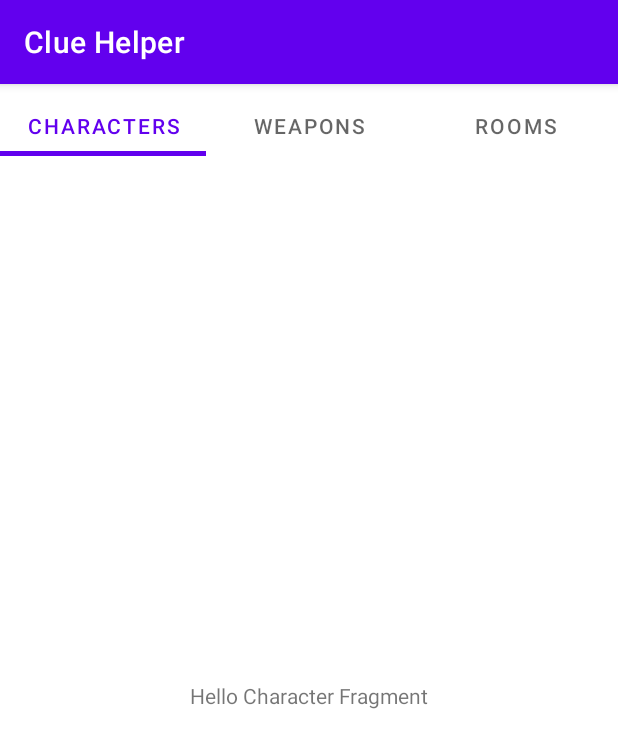
After one commit to DarknightDragon/clue-helper, an Android app: the CharacterFragment screen opened directly, with no data from a screen before it, on a phone screen of 412 x 824 dp. The commit adds this screen. Shown: the top 748 px of the screen. Run offline under Robolectric (Android 15) with nearby library versions, the phone set to English and light mode, and no system bars; 1 statement that could not run was skipped.

Commit message:
Created TabLayout with ViewPager2

```diff
--- a/app/build.gradle
+++ b/app/build.gradle
@@ -29,6 +29,7 @@ android {
 }
 
 dependencies {
+    implementation 'androidx.legacy:legacy-support-v4:1.0.0'
     def appcompat_version = '1.2.0'
     implementation "androidx.appcompat:appcompat:$appcompat_version"
     // For loading and tinting drawables on older versions of the platform
--- a/app/src/main/AndroidManifest.xml
+++ b/app/src/main/AndroidManifest.xml
@@ -15,6 +15,8 @@
                 <category android:name="android.intent.category.LAUNCHER" />
             </intent-filter>
         </activity>
+        <activity android:name=".TabActivity">
+        </activity>
     </application>
 
 </manifest>
--- /dev/null
+++ b/app/src/main/java/com/github/DarknightDragon/cluehelper/CharacterFragment.java
@@ -0,0 +1,64 @@
+package com.github.DarknightDragon.cluehelper;
+
+import android.os.Bundle;
+
+import androidx.fragment.app.Fragment;
+
+import android.view.LayoutInflater;
+import android.view.View;
+import android.view.ViewGroup;
+
+/**
+ * A simple {@link Fragment} subclass.
+ * Use the {@link CharacterFragment#newInstance} factory method to
+ * create an instance of this fragment.
+ */
+public class CharacterFragment extends Fragment {
+
+    // TODO: Rename parameter arguments, choose names that match
+    // the fragment initialization parameters, e.g. ARG_ITEM_NUMBER
+    private static final String ARG_PARAM1 = "param1";
+    private static final String ARG_PARAM2 = "param2";
+
+    // TODO: Rename and change types of parameters
+    private String mParam1;
+    private String mParam2;
+
+    public CharacterFragment() {
+        // Required empty public constructor
+    }
+
+    /**
+     * Use this factory method to create a new instance of
+     * this fragment using the provided parameters.
+     *
+     * @param param1 Parameter 1.
+     * @param param2 Parameter 2.
+     * @return A new instance of fragment CharacterFragment.
+     */
+    // TODO: Rename and change types and number of parameters
+    public static CharacterFragment newInstance(String param1, String param2) {
+        CharacterFragment fragment = new CharacterFragment();
+        Bundle args = new Bundle();
+        args.putString(ARG_PARAM1, param1);
+        args.putString(ARG_PARAM2, param2);
+        fragment.setArguments(args);
+        return fragment;
+    }
+
+    @Override
+    public void onCreate(Bundle savedInstanceState) {
+        super.onCreate(savedInstanceState);
+        if (getArguments() != null) {
+            mParam1 = getArguments().getString(ARG_PARAM1);
+            mParam2 = getArguments().getString(ARG_PARAM2);
+        }
+    }
+
+    @Override
+    public View onCreateView(LayoutInflater inflater, ViewGroup container,
+                             Bundle savedInstanceState) {
+        // Inflate the layout for this fragment
+        return inflater.inflate(R.layout.fragment_character, container, false);
+    }
+}
--- /dev/null
+++ b/app/src/main/java/com/github/DarknightDragon/cluehelper/TabActivity.java
@@ -0,0 +1,60 @@
+package com.github.DarknightDragon.cluehelper;
+
+import android.content.Intent;
+import android.os.Bundle;
+
+import androidx.annotation.NonNull;
+import androidx.annotation.Nullable;
+import androidx.appcompat.app.AppCompatActivity;
+import androidx.viewpager2.widget.ViewPager2;
+
+import com.google.android.material.tabs.TabLayout;
+import com.google.android.material.tabs.TabLayoutMediator;
+
+public class TabActivity extends AppCompatActivity {
+
+    @Override
+    protected void onCreate(@Nullable Bundle savedInstanceState) {
+        super.onCreate(savedInstanceState);
+        setContentView( R.layout.activity_tablayout );
+
+        // setup swipable tab view
+        ViewPager2 vp2 = findViewById( R.id.view_pager );
+        vp2.setAdapter( new ViewsAdapter( this ) );
+
+        TabLayout tabLayout = findViewById( R.id.tab_layout );
+        TabLayoutMediator tabLayoutMediator = new TabLayoutMediator(tabLayout, vp2, new TabLayoutMediator.TabConfigurationStrategy() {
+            @Override
+            public void onConfigureTab(@NonNull TabLayout.Tab tab, int position) {
+                switch ( position ) {
+                    case 0:
+                        tab.setText( "Characters" );
+                        break;
+                    case 1:
+                        tab.setText( "Weapons" );
+                        break;
+                    case 2:
+                        tab.setText( "Rooms" );
+                        break;
+                }
+            }
+        });
+        tabLayoutMediator.attach();
+
+        // get caller and open corresponding fragment
+        int caller = getIntent().getExtras().getInt("id" );
+        switch ( caller ) {
+            case 0:
+                // load character fragment
+                break;
+            case 1:
+                // load weapon fragment
+                break;
+            case 2:
+                // load room fragment
+                break;
+            default:
+                // throw error
+        }
+    }
+}
--- /dev/null
+++ b/app/src/main/java/com/github/DarknightDragon/cluehelper/ViewsAdapter.java
@@ -0,0 +1,30 @@
+package com.github.DarknightDragon.cluehelper;
+
+import androidx.annotation.NonNull;
+import androidx.fragment.app.Fragment;
+import androidx.fragment.app.FragmentActivity;
+import androidx.viewpager2.adapter.FragmentStateAdapter;
+
+public class ViewsAdapter extends FragmentStateAdapter {
+    public ViewsAdapter(@NonNull FragmentActivity fragmentActivity) {
+        super(fragmentActivity);
+    }
+
+    @NonNull
+    @Override
+    public Fragment createFragment(int position) {
+        switch ( position ) {
+            case 0:
+                return new CharacterFragment();
+            case 1:
+                return new WeaponFragment();
+            default:
+                return new RoomFragment();
+        }
+    }
+
+    @Override
+    public int getItemCount() {
+        return 3;
+    }
+}
--- /dev/null
+++ b/app/src/main/res/layout/activity_tablayout.xml
@@ -0,0 +1,27 @@
+<?xml version="1.0" encoding="utf-8"?>
+<androidx.constraintlayout.widget.ConstraintLayout xmlns:android="http://schemas.android.com/apk/res/android"
+    xmlns:app="http://schemas.android.com/apk/res-auto"
+    android:layout_width="match_parent"
+    android:layout_height="match_parent">
+
+    <com.google.android.material.tabs.TabLayout
+        android:id="@+id/tab_layout"
+        android:layout_width="match_parent"
+        android:layout_height="wrap_content"
+        app:layout_constraintTop_toTopOf="parent"
+        app:tabIndicatorHeight="3dp"
+        app:tabMode="fixed"
+        app:tabPaddingBottom="8dp"
+        app:tabPaddingTop="15dp" />
+
+    <androidx.viewpager2.widget.ViewPager2
+        android:id="@+id/view_pager"
+        android:layout_width="match_parent"
+        android:layout_height="0dp"
+        app:layout_constraintBottom_toBottomOf="parent"
+        app:layout_constraintEnd_toEndOf="parent"
+        app:layout_constraintHorizontal_bias="0.5"
+        app:layout_constraintStart_toStartOf="parent"
+        app:layout_constraintTop_toBottomOf="@+id/tab_layout" />
+
+</androidx.constraintlayout.widget.ConstraintLayout>
--- /dev/null
+++ b/app/src/main/res/layout/fragment_character.xml
@@ -0,0 +1,14 @@
+<?xml version="1.0" encoding="utf-8"?>
+<FrameLayout xmlns:android="http://schemas.android.com/apk/res/android"
+    xmlns:tools="http://schemas.android.com/tools"
+    android:layout_width="match_parent"
+    android:layout_height="match_parent"
+    tools:context=".CharacterFragment">
+
+    <TextView
+        android:layout_width="wrap_content"
+        android:layout_height="wrap_content"
+        android:layout_gravity="center"
+        android:text="Hello Character Fragment" />
+
+</FrameLayout>
```
Also changed, not shown: app/src/main/java/com/github/DarknightDragon/cluehelper/MainActivity.java (+44 -1 lines), app/src/main/java/com/github/DarknightDragon/cluehelper/RoomFragment.java (added, +64 -0 lines), app/src/main/java/com/github/DarknightDragon/cluehelper/WeaponFragment.java (added, +64 -0 lines), app/src/main/res/layout/fragment_room.xml (added, +14 -0 lines), app/src/main/res/layout/fragment_weapon.xml (added, +14 -0 lines).
